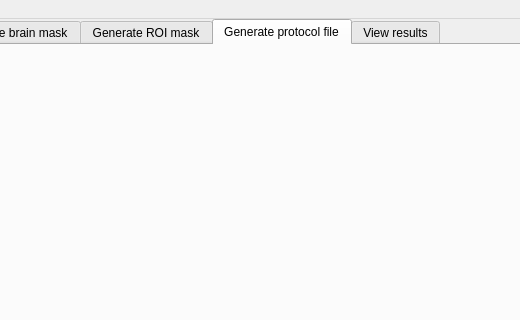
robbert-harms/MDT, file mdt/data/qt_designs/main_gui.ui: the form before one commit; both pictures show x 134 to 654 and y 0 to 320 of the 870 by 650 pixel window.
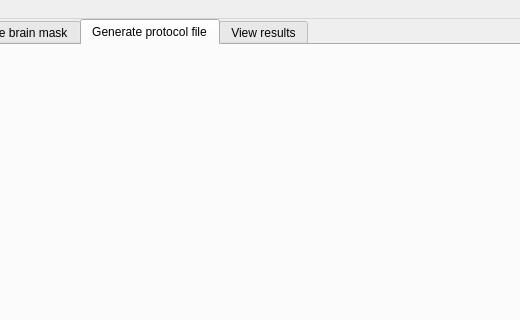
The form after the commit. The open tabs and pages were chosen to show the change. Icons and pictures are not drawn.

Commit message: Removed the tab for the ROI mask generation. Small changes to the GUI and the scripts to provide more useful information

```diff
--- a/mdt/data/qt_designs/main_gui.ui
+++ b/mdt/data/qt_designs/main_gui.ui
@@ -74,11 +74,6 @@
          <string>Generate brain mask</string>
         </attribute>
        </widget>
-       <widget class="QWidget" name="generateROIMaskTab">
-        <attribute name="title">
-         <string>Generate ROI mask</string>
-        </attribute>
-       </widget>
        <widget class="QWidget" name="generateProtocolTab">
         <attribute name="title">
          <string>Generate protocol file</string>
```
Left out of the diff: 4 changed lines with no effect on the pictures. The commit also changes 20 other files.
